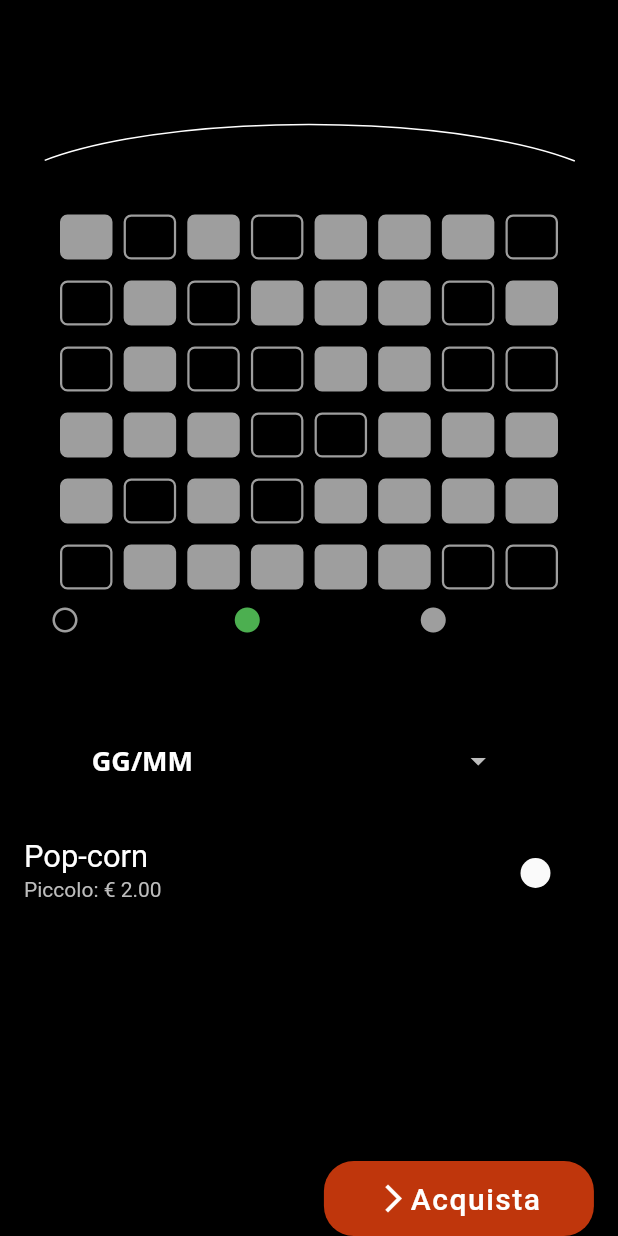
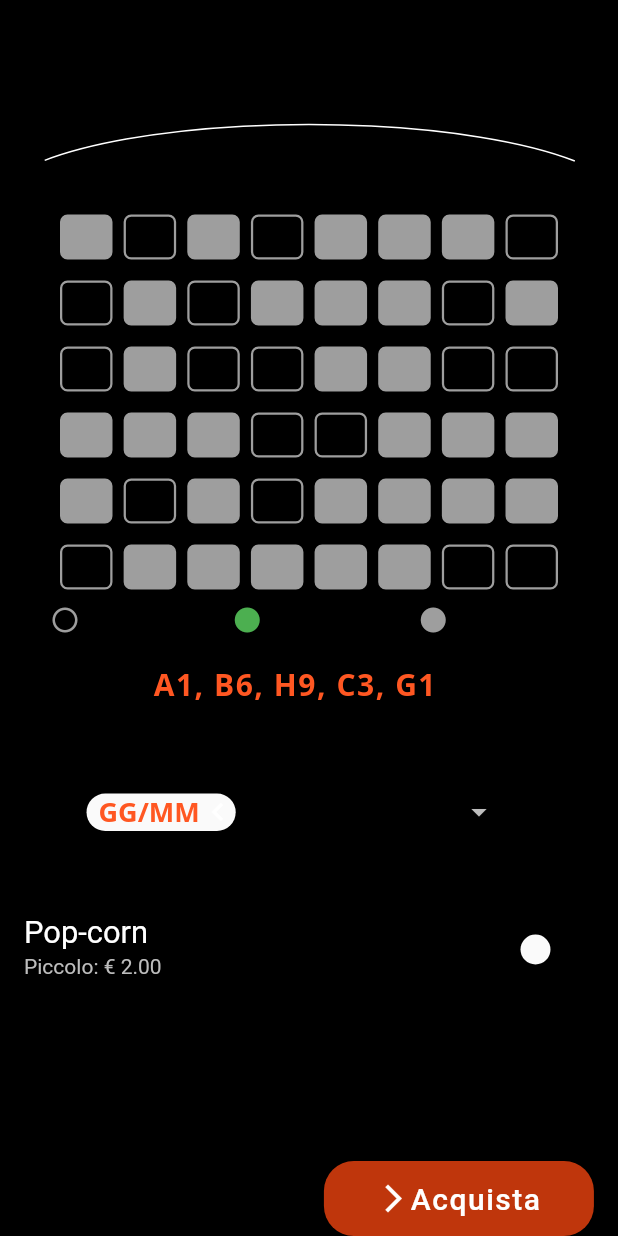
Before and after one commit to Alexius22/Multiplex-UniPG, a Flutter app: the BuyTicket screen opened directly with empty values, on a phone screen of 412 x 824 dp. Run offline on Flutter 3.47's test engine with Material 2 defaults, Android fonts, the phone set to English and light mode, and no system bars; our stand-ins replace flip_card, outline_material_icons; missing offline and left inert: barcode_flutter; Roboto replaces fonts that are missing (Montserrat); statements that could not run were skipped.

Commit message:
Added seats summary, fixed some UI issues (button animation, date picker...)

```diff
--- a/lib/screens/home/components/buy_ticket.dart
+++ b/lib/screens/home/components/buy_ticket.dart
@@ -18,6 +18,12 @@ class BuyTicket extends StatefulWidget {
 }
 
 class _State extends State<BuyTicket> {
+  // Config
+  Color selectionColor = Colors.deepOrange;
+  Color mainTextColor = Colors.white;
+  Color secondaryTextColor = Colors.white;
+
+  // Working variable
   String _timePicked;
   List<String> _hoursChoice;
 
@@ -51,6 +57,7 @@ class _State extends State<BuyTicket> {
   void initState() {
     _hoursChoice = widget.film.hours;
     _timePicked = _hoursChoice[0];
+    super.initState();
   }
 
   @override
@@ -69,12 +76,10 @@ class _State extends State<BuyTicket> {
               ),
               _buildScreen(),
               _buildSeats(),
-              _legendColor(),
-              /*
-              Text("DIM TAB"),
-              _dimTab(),
-              */
-              SizedBox(height: 40),
+              _buildLegend(),
+              SizedBox(height: 20),
+              _buildSeatsSummary(),
+              SizedBox(height: 30),
               Row(
                 mainAxisAlignment: MainAxisAlignment.spaceAround,
                 crossAxisAlignment: CrossAxisAlignment.center,
@@ -83,6 +88,7 @@ class _State extends State<BuyTicket> {
                   _timePicker(),
                 ],
               ),
+              SizedBox(height: 20),
               Text("Vuoi includere uno snack?", style: TextStyle(fontSize: 20)),
               _foodSelection("Pop-corn"),
             ],
@@ -183,7 +189,7 @@ class _State extends State<BuyTicket> {
     );
   }
 
-  Widget _legendColor() {
+  Widget _buildLegend() {
     return Container(
       padding: EdgeInsets.only(top: 10, left: 30, right: 30),
       child: Row(
@@ -220,6 +226,35 @@ class _State extends State<BuyTicket> {
     );
   }
 
+  Widget _buildSeatsSummary() {
+    return Padding(
+      padding: EdgeInsets.only(left: 40, right: 40),
+      child: Row(
+        children: <Widget>[
+          Text(
+            "Posti:",
+            style: TextStyle(
+              fontFamily: 'OpenSans',
+              fontSize: 18,
+              letterSpacing: 1,
+            ),
+          ),
+          SizedBox(width: 10),
+          Text(
+            "A1, B6, H9, C3, G1",
+            style: TextStyle(
+              fontFamily: 'OpenSans',
+              fontWeight: FontWeight.bold,
+              color: selectionColor,
+              fontSize: 20,
+              letterSpacing: 1,
+            ),
+          ),
+        ],
+      ),
+    );
+  }
+
   Widget _datePicker() {
     return Column(
       mainAxisAlignment: MainAxisAlignment.center,
@@ -242,43 +277,36 @@ class _State extends State<BuyTicket> {
         SizedBox(height: 5),
         Row(
           children: <Widget>[
-            MaterialButton(
-              padding: EdgeInsets.all(3.0),
+            Material(
+              borderRadius: BorderRadius.circular(30.0),
+              child: MaterialButton(
+                padding: EdgeInsets.only(left: 8.0, right: 0.0),
                 height: 0.0,
                 minWidth: 10,
                 materialTapTargetSize: MaterialTapTargetSize.shrinkWrap,
-              splashColor: Colors.deepOrange[300],
+                highlightColor: Colors.white24,
+                splashColor: Colors.white38,
                 textColor: Colors.white,
-              child: Text(
+                child: Row(
+                  children: <Widget>[
+                    Text(
                       _selectedDate,
                       style: TextStyle(
                         fontFamily: 'OpenSans',
                         fontWeight: FontWeight.bold,
                         fontSize: 18,
+                        color: selectionColor,
                       ),
-              ),
-              onPressed: _selectDate,
                     ),
                     Icon(Icons.keyboard_arrow_left),
                   ],
                 ),
+                onPressed: _selectDate,
+              ),
+            ),
           ],
-    );
-  }
-
-  Widget _foodSelection(text) {
-    return SwitchListTile(
-      title: Text(text,
-          style: TextStyle(
-            color: Colors.white,
-            fontSize: MediaQuery.of(context).size.height / 40,
-          )),
-      subtitle: Text("Piccolo: € 2.00",
-          style: TextStyle(
-            color: Colors.grey.shade400,
-          )),
-      value: false,
-      onChanged: (val) {},
+        ),
+      ],
     );
   }
 
@@ -314,7 +342,7 @@ class _State extends State<BuyTicket> {
               height: 0,
             ),
             style: TextStyle(
-              color: Colors.white,
+              color: selectionColor,
               fontFamily: 'OpenSans',
               fontWeight: FontWeight.bold,
               fontSize: 18,
@@ -333,6 +361,22 @@ class _State extends State<BuyTicket> {
           ),
         ),
       ],
+    );
+  }
+
+  Widget _foodSelection(text) {
+    return SwitchListTile(
+      title: Text(text,
+          style: TextStyle(
+            color: Colors.white,
+            fontSize: MediaQuery.of(context).size.height / 40,
+          )),
+      subtitle: Text("Piccolo: € 2.00",
+          style: TextStyle(
+            color: Colors.grey.shade400,
+          )),
+      value: false,
+      onChanged: (val) {},
     );
   }
 
@@ -370,7 +414,8 @@ class _State extends State<BuyTicket> {
           borderRadius: BorderRadius.circular(20.0),
         ),
         color: Colors.deepOrange[900],
-        splashColor: Colors.deepOrange[300],
+        highlightColor: Colors.white24,
+        splashColor: Colors.white38,
         textColor: Colors.white,
         child: Row(
           mainAxisAlignment: MainAxisAlignment.center,
@@ -390,6 +435,44 @@ class _State extends State<BuyTicket> {
         ),
         onPressed: () {},
       ),
+    );
+  }
+
+  Widget _buildSeatsSummaryOld() {
+    return Column(
+      mainAxisAlignment: MainAxisAlignment.center,
+      crossAxisAlignment: CrossAxisAlignment.center,
+      children: <Widget>[
+        Row(
+          children: [
+            Icon(Icons.event_seat),
+            SizedBox(width: 4),
+            Text(
+              "Posti",
+              style: TextStyle(
+                fontFamily: 'OpenSans',
+                fontSize: 16,
+                letterSpacing: 1,
+              ),
+            ),
+          ],
+        ),
+        SizedBox(height: 5),
+        Container(
+          alignment: Alignment.center,
+          width: 100,
+          child: Text(
+            "A1, B6, H9, C3, G1",
+            textAlign: TextAlign.center,
+            style: TextStyle(
+              color: Colors.white,
+              fontFamily: 'OpenSans',
+              fontWeight: FontWeight.bold,
+              fontSize: 18,
+            ),
+          ),
+        ),
+      ],
     );
   }
 
--- a/lib/screens/home/components/film_details.dart
+++ b/lib/screens/home/components/film_details.dart
@@ -28,7 +28,8 @@ class _State extends State<FilmDetails> {
   @override
   Widget build(BuildContext context) {
     void _onBuyPressed() {
-      Navigator.push(context, SlideTopRoute(page: BuyTicket(film: widget.film)));
+      Navigator.push(
+          context, SlideTopRoute(page: BuyTicket(film: widget.film)));
     }
 
     return Scaffold(
@@ -85,7 +86,8 @@ class _State extends State<FilmDetails> {
                           borderRadius: BorderRadius.circular(20.0),
                         ),
                         color: Colors.deepOrange[900],
-                        splashColor: Colors.deepOrange[300],
+                        highlightColor: Colors.white24,
+                        splashColor: Colors.white38,
                         textColor: Colors.white,
                         child: Row(
                           mainAxisAlignment: MainAxisAlignment.center,
--- a/lib/screens/home/components/seat_checkbox.dart
+++ b/lib/screens/home/components/seat_checkbox.dart
@@ -34,6 +34,7 @@ class SeatCheckBox extends StatefulWidget {
 }
 
 class _SeatCheckBoxState extends State<SeatCheckBox> {
+  bool _disabled;
   bool _checked;
   Widget _currentWidget;
   Color _color;
@@ -41,10 +42,11 @@ class _SeatCheckBoxState extends State<SeatCheckBox> {
 
   @override
   void initState() {
+    _disabled = widget.disabled;
     _checked = widget.checked;
     _currentWidget = Text("", key: ValueKey<bool>(_checked));
 
-    if(widget.disabled)
+    if(_disabled)
       _color = widget.backgroundColorDisabled;
     else
       _color = widget.backgroundColor;
@@ -54,7 +56,7 @@ class _SeatCheckBoxState extends State<SeatCheckBox> {
 
   void _onCheckBoxTap() {
     setState(() {
-      if (!widget.disabled) {
+      if (!_disabled) {
         _checked = !_checked;
         if (_checked) {
           _currentWidget = Icon(Icons.check, key: ValueKey<bool>(_checked));
--- a/lib/tabbar.dart
+++ b/lib/tabbar.dart
@@ -47,7 +47,7 @@ class _BubbleTabBarState extends State<BubbleTabBar> {
 
   @override
   Widget build(BuildContext context) {
-    var accentColor = Theme.of(context).highlightColor;
+    var accentColor = Colors.deepOrange[900];
 
     //Declare some buttons for our tab bar
     _navBarItems = [
--- a/lib/theme/dark_style.dart
+++ b/lib/theme/dark_style.dart
@@ -8,7 +8,8 @@ ThemeData appDarkTheme() {
     brightness: Brightness.dark,
     backgroundColor: Colors.black,
     bottomAppBarColor: Colors.black,
-    highlightColor: Colors.deepOrange[900],
+    highlightColor: Colors.white24,
+    splashColor: Colors.white38,
     canvasColor: Colors.black87,
     disabledColor: Colors.grey[800],
   );
```
Lines whose indentation alone changed are shown as unchanged.
